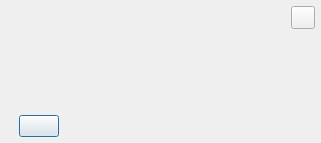
This is src/librssguard/gui/notifications/toastnotification.ui in martinrotter/rssguard as Qt 5 draws it before an edit. The edited form follows.
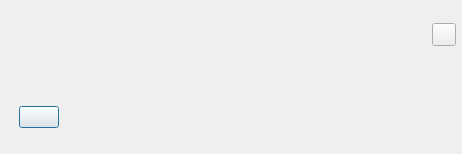
This is the edited form. Custom widgets are drawn as their Qt base class.

```diff
--- a/src/librssguard/gui/notifications/toastnotification.ui
+++ b/src/librssguard/gui/notifications/toastnotification.ui
@@ -6,8 +6,8 @@
    <rect>
     <x>0</x>
     <y>0</y>
-    <width>321</width>
-    <height>143</height>
+    <width>462</width>
+    <height>154</height>
    </rect>
   </property>
   <layout class="QFormLayout" name="m_mainLayout">
@@ -43,7 +43,7 @@
    <item row="1" column="0">
     <widget class="QLabel" name="m_lblIcon">
      <property name="sizePolicy">
-      <sizepolicy hsizetype="Preferred" vsizetype="Expanding">
+      <sizepolicy hsizetype="Fixed" vsizetype="Fixed">
        <horstretch>0</horstretch>
        <verstretch>0</verstretch>
       </sizepolicy>
@@ -61,9 +61,6 @@
        <verstretch>1</verstretch>
       </sizepolicy>
      </property>
-     <property name="alignment">
-      <set>Qt::AlignLeading|Qt::AlignLeft|Qt::AlignTop</set>
-     </property>
      <property name="wordWrap">
       <bool>true</bool>
      </property>
```
Left out of the diff: 6 changed lines with no effect on the pictures.
